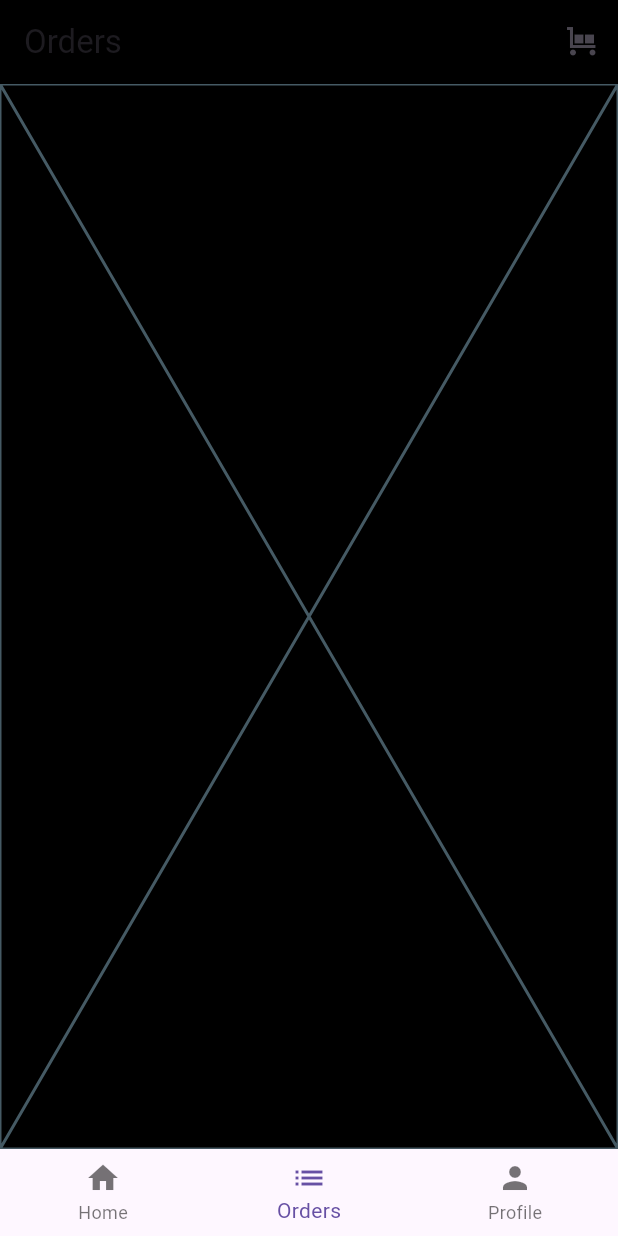
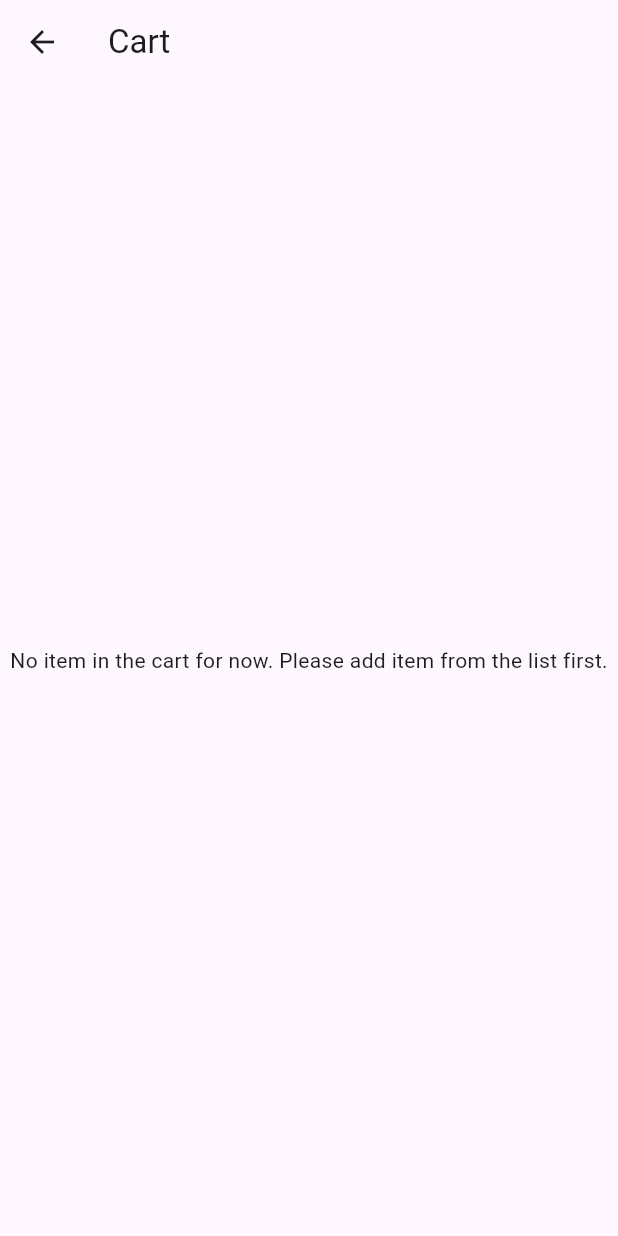
Before and after one commit to syukrianuar/flutter_todak_app_task, a Flutter app: the screen it shows after launch, item 2 of the bottom bar chosen, after a tap on the "trolley" icon, on a phone screen of 412 x 824 dp. Run offline on Flutter 3.47's test engine with Material 3 defaults, Android fonts, the phone set to English and light mode, and no system bars; our stand-ins replace cached_network_image, responsive_sizer, transparent_image; network calls fail.

Commit message:
Cart - ui

```diff
--- /dev/null
+++ b/lib/screen/carts.dart
@@ -0,0 +1,19 @@
+import 'package:flutter/material.dart';
+
+class CartsScreen extends StatelessWidget {
+  const CartsScreen({super.key});
+
+  @override
+  Widget build(BuildContext context) {
+    Widget mainContent = Center(
+      child: Text(
+          'No item in the cart for now. Please add item from the list first.'),
+    );
+    return Scaffold(
+      appBar: AppBar(
+        title: Text('Cart'),
+      ),
+      body: mainContent,
+    );
+  }
+}
--- a/lib/screen/tabs.dart
+++ b/lib/screen/tabs.dart
@@ -1,4 +1,5 @@
 import 'package:flutter/material.dart';
+import 'package:todak_app_task/screen/carts.dart';
 import 'package:todak_app_task/screen/home.dart';
 import 'package:todak_app_task/screen/orders.dart';
 import 'package:todak_app_task/screen/profiles.dart';
@@ -84,7 +85,14 @@ class _TabsScreenState extends State<TabsScreen> {
       appBar: AppBar(
         backgroundColor: Colors.black,
         title: Text(activePageTitle),
-        actions: [IconButton(onPressed: () {}, icon: Icon(Icons.trolley))],
+        actions: [
+          IconButton(
+              onPressed: () {
+                Navigator.push(context,
+                    MaterialPageRoute(builder: (ctx) => CartsScreen()));
+              },
+              icon: Icon(Icons.trolley))
+        ],
       ),
       // drawer: MainDrawer(
       //   onSelectScreen: _setScreen,
```
